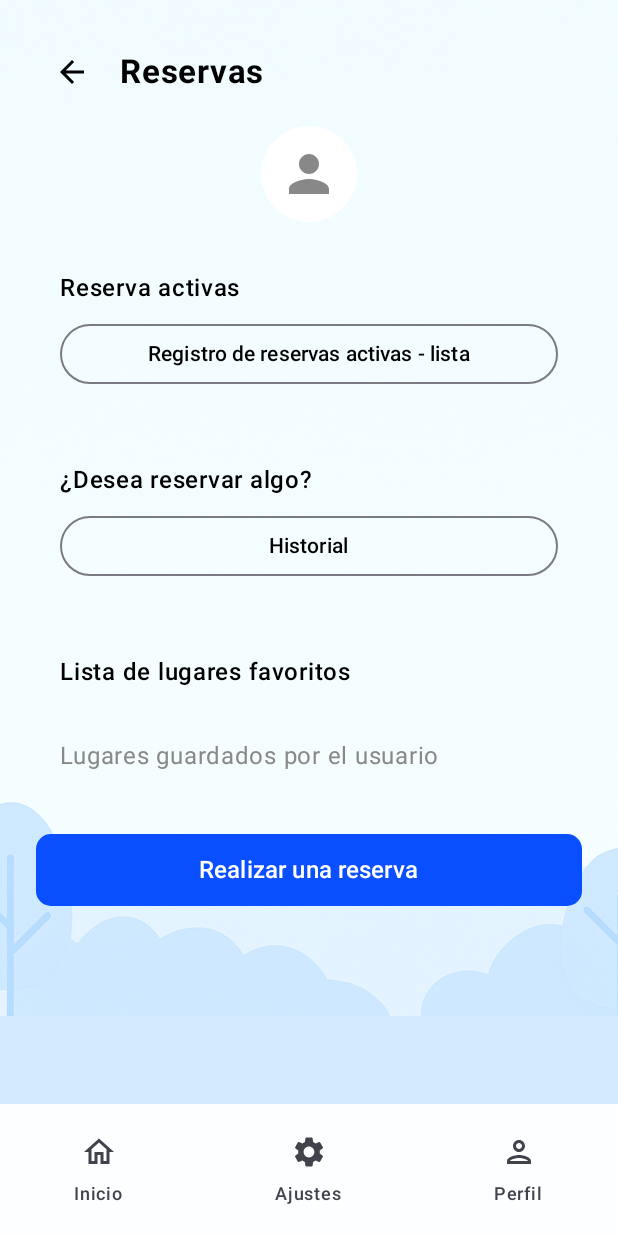
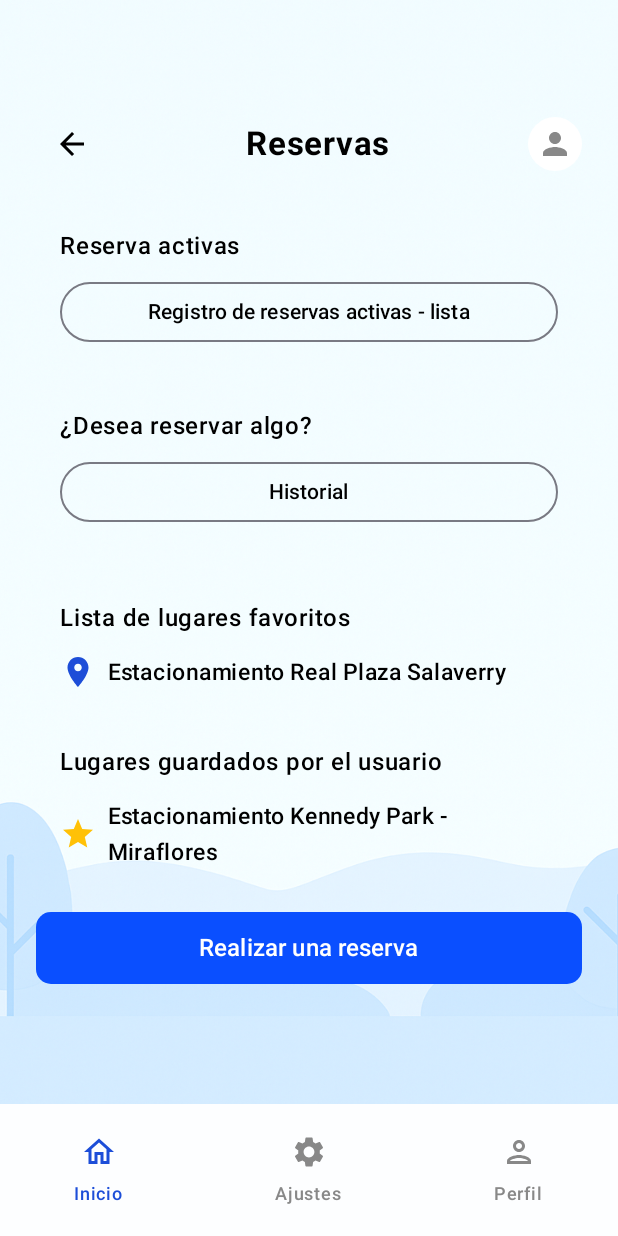
Before and after one commit to G3-UPC-CC238-346-ParkingNow/Kotlin-Mobile, an Android app built with Jetpack Compose: the BookingsScreen screen opened through its navigation route, on a phone screen of 412 x 824 dp. Run offline under Robolectric (Android 15) with nearby library versions, the phone set to English and light mode, and no system bars.

Commit message:
Refactor UI: Adjusted layout spacing for favorites and reservation button visibility

```diff
--- a/app/src/main/java/pe/edu/upc/parkingnow/presentation/view/BookingsScreen.kt
+++ b/app/src/main/java/pe/edu/upc/parkingnow/presentation/view/BookingsScreen.kt
@@ -10,6 +10,8 @@ import androidx.compose.material.icons.Icons
 import androidx.compose.material.icons.filled.Person
 import androidx.compose.material.icons.filled.Settings
 import androidx.compose.material.icons.filled.ArrowBack
+import androidx.compose.material.icons.filled.LocationOn
+import androidx.compose.material.icons.filled.Star
 import androidx.compose.material.icons.outlined.Home
 import androidx.compose.material.icons.outlined.Person
 import androidx.compose.material3.*
@@ -30,6 +32,8 @@ import pe.edu.upc.parkingnow.R
 
 @Composable
 fun BookingsScreen(navController: NavController) {
+    val selectedItem = remember { mutableStateOf("home") }
+
     Box(
         modifier = Modifier
             .fillMaxSize()
@@ -48,11 +52,13 @@ fun BookingsScreen(navController: NavController) {
                 .padding(24.dp),
             horizontalAlignment = Alignment.CenterHorizontally
         ) {
+            Spacer(modifier = Modifier.height(48.dp))
             Row(
                 modifier = Modifier
                     .fillMaxWidth()
-                    .padding(bottom = 12.dp),
-                verticalAlignment = Alignment.CenterVertically
+                    .padding(bottom = 16.dp),
+                verticalAlignment = Alignment.CenterVertically,
+                horizontalArrangement = Arrangement.SpaceBetween
             ) {
                 IconButton(onClick = { navController.navigate(Routes.Dashboard.route) }) {
                     Icon(
@@ -61,33 +67,23 @@ fun BookingsScreen(navController: NavController) {
                         tint = Color.Black
                     )
                 }
-                Spacer(modifier = Modifier.width(8.dp))
+
                 Text(
                     text = "Reservas",
                     fontSize = 22.sp,
                     fontWeight = FontWeight.Bold
                 )
-            }
 
-            // Text(
-            //     text = "Reservas",
-            //     fontSize = 22.sp,
-            //     fontWeight = FontWeight.Bold,
-            //     modifier = Modifier.padding(bottom = 12.dp)
-            // )
-
-            // Avatar de usuario redondo reemplazado por ícono de persona
                 Icon(
                     imageVector = Icons.Default.Person,
                     contentDescription = "User Icon",
                     tint = Color.Gray,
                     modifier = Modifier
-                    .size(64.dp)
+                        .size(36.dp)
                         .background(Color.White, CircleShape)
-                    .padding(12.dp)
+                        .padding(6.dp)
                 )
-
-            Spacer(modifier = Modifier.height(16.dp))
+            }
 
             Card(
                 modifier = Modifier.fillMaxWidth(),
@@ -112,7 +108,7 @@ fun BookingsScreen(navController: NavController) {
                 }
             }
 
-            Spacer(modifier = Modifier.height(16.dp))
+            Spacer(modifier = Modifier.height(8.dp))
 
             Card(
                 modifier = Modifier.fillMaxWidth(),
@@ -151,6 +147,25 @@ fun BookingsScreen(navController: NavController) {
                         fontWeight = FontWeight.SemiBold,
                         fontSize = 16.sp
                     )
+                    Spacer(modifier = Modifier.height(8.dp))
+                    Column {
+                        Row(
+                            verticalAlignment = Alignment.CenterVertically,
+                            modifier = Modifier.padding(vertical = 4.dp)
+                        ) {
+                            Icon(
+                                imageVector = Icons.Default.LocationOn,
+                                contentDescription = null,
+                                tint = Color(0xFF1D4ED8)
+                            )
+                            Spacer(modifier = Modifier.width(8.dp))
+                            Text(
+                                "Estacionamiento Real Plaza Salaverry",
+                                fontWeight = FontWeight.Medium,
+                                fontSize = 15.sp
+                            )
+                        }
+                    }
                 }
             }
 
@@ -161,11 +176,33 @@ fun BookingsScreen(navController: NavController) {
                 elevation = CardDefaults.cardElevation(defaultElevation = 0.dp)
             ) {
                 Column(modifier = Modifier.padding(16.dp)) {
-                    Text("Lugares guardados por el usuario", color = Color.Gray)
+                    Text(
+                        text = "Lugares guardados por el usuario",
+                        color = Color.Black,
+                        fontWeight = FontWeight.SemiBold,
+                        fontSize = 16.sp
+                    )
+                    Spacer(modifier = Modifier.height(8.dp))
+                    Row(
+                        verticalAlignment = Alignment.CenterVertically,
+                        modifier = Modifier.padding(vertical = 4.dp)
+                    ) {
+                        Icon(
+                            imageVector = Icons.Default.Star,
+                            contentDescription = null,
+                            tint = Color(0xFFFFC107)
+                        )
+                        Spacer(modifier = Modifier.width(8.dp))
+                        Text(
+                            "Estacionamiento Kennedy Park - Miraflores",
+                            fontWeight = FontWeight.Medium,
+                            fontSize = 15.sp
+                        )
+                    }
                 }
             }
 
-            Spacer(modifier = Modifier.height(24.dp))
+            Spacer(modifier = Modifier.height(8.dp))
 
             Button(
                 onClick = {
@@ -196,39 +233,66 @@ fun BookingsScreen(navController: NavController) {
                 tonalElevation = 0.dp
             ) {
                 NavigationBarItem(
-                    selected = false,
-                    onClick = { navController.navigate(Routes.Dashboard.route) },
+                    selected = selectedItem.value == "home",
+                    onClick = {
+                        selectedItem.value = "home"
+                        navController.navigate(Routes.Dashboard.route)
+                    },
                     icon = {
                         Icon(
                             imageVector = Icons.Outlined.Home,
-                            contentDescription = "Inicio"
+                            contentDescription = "Inicio",
+                            tint = if (selectedItem.value == "home") Color(0xFF1D4ED8) else Color.Gray
                         )
                     },
-                    label = { Text("Inicio") },
+                    label = {
+                        Text(
+                            "Inicio",
+                            color = if (selectedItem.value == "home") Color(0xFF1D4ED8) else Color.Gray
+                        )
+                    },
                     colors = NavigationBarItemDefaults.colors(indicatorColor = Color.Transparent)
                 )
                 NavigationBarItem(
-                    selected = false,
-                    onClick = { navController.navigate("settings") },
+                    selected = selectedItem.value == "settings",
+                    onClick = {
+                        selectedItem.value = "settings"
+                        navController.navigate("settings")
+                    },
                     icon = {
                         Icon(
                             imageVector = Icons.Default.Settings,
-                            contentDescription = "Ajustes"
+                            contentDescription = "Ajustes",
+                            tint = if (selectedItem.value == "settings") Color(0xFF1D4ED8) else Color.Gray
                         )
                     },
-                    label = { Text("Ajustes") },
+                    label = {
+                        Text(
+                            "Ajustes",
+                            color = if (selectedItem.value == "settings") Color(0xFF1D4ED8) else Color.Gray
+                        )
+                    },
                     colors = NavigationBarItemDefaults.colors(indicatorColor = Color.Transparent)
                 )
                 NavigationBarItem(
-                    selected = false,
-                    onClick = { navController.navigate(Routes.Dashboard.route) },
+                    selected = selectedItem.value == "profile",
+                    onClick = {
+                        selectedItem.value = "profile"
+                        navController.navigate(Routes.Dashboard.route)
+                    },
                     icon = {
                         Icon(
                             imageVector = Icons.Outlined.Person,
-                            contentDescription = "Perfil"
+                            contentDescription = "Perfil",
+                            tint = if (selectedItem.value == "profile") Color(0xFF1D4ED8) else Color.Gray
                         )
                     },
-                    label = { Text("Perfil") },
+                    label = {
+                        Text(
+                            "Perfil",
+                            color = if (selectedItem.value == "profile") Color(0xFF1D4ED8) else Color.Gray
+                        )
+                    },
                     colors = NavigationBarItemDefaults.colors(indicatorColor = Color.Transparent)
                 )
             }
```
Lines whose indentation alone changed are shown as unchanged.
